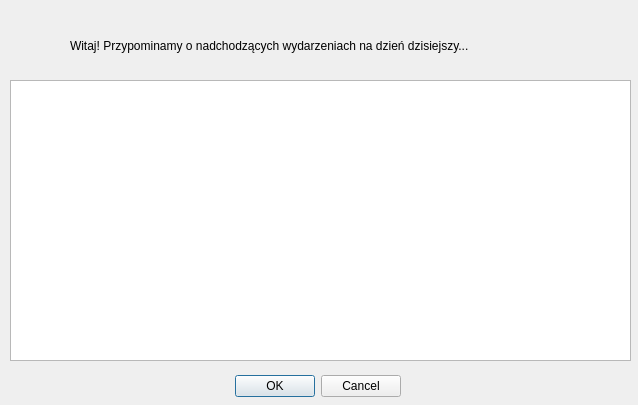
First picture: the form in terminarz/startuplistevents.ui, repository awojcik64/terminarz, before the edit.
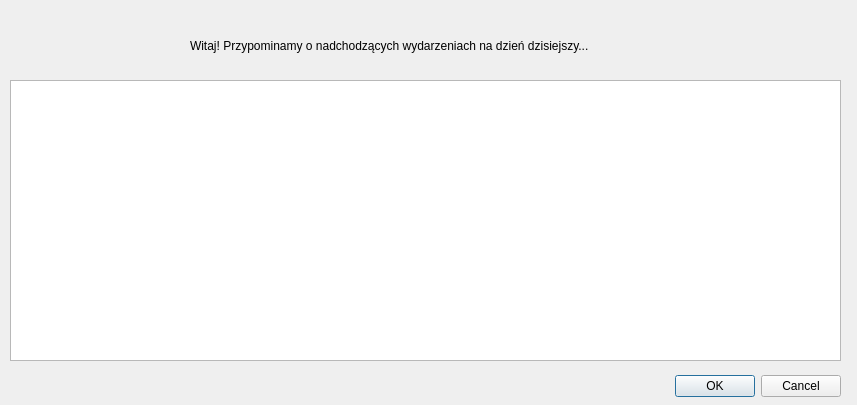
Second picture: the form after the edit.

What changed in the file:
```diff
--- a/terminarz/startuplistevents.ui
+++ b/terminarz/startuplistevents.ui
@@ -6,7 +6,7 @@
    <rect>
     <x>0</x>
     <y>0</y>
-    <width>638</width>
+    <width>857</width>
     <height>405</height>
    </rect>
   </property>
@@ -16,7 +16,7 @@
   <widget class="QDialogButtonBox" name="buttonBox">
    <property name="geometry">
     <rect>
-     <x>230</x>
+     <x>670</x>
      <y>370</y>
      <width>171</width>
      <height>32</height>
@@ -34,7 +34,7 @@
     <rect>
      <x>10</x>
      <y>80</y>
-     <width>621</width>
+     <width>831</width>
      <height>281</height>
     </rect>
    </property>
@@ -42,7 +42,7 @@
   <widget class="QLabel" name="label">
    <property name="geometry">
     <rect>
-     <x>70</x>
+     <x>190</x>
      <y>30</y>
      <width>511</width>
      <height>31</height>
```
